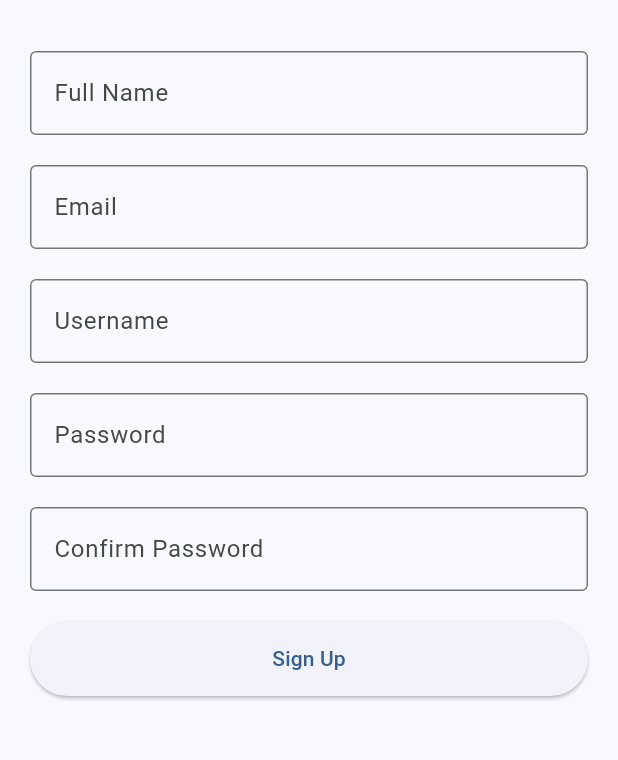
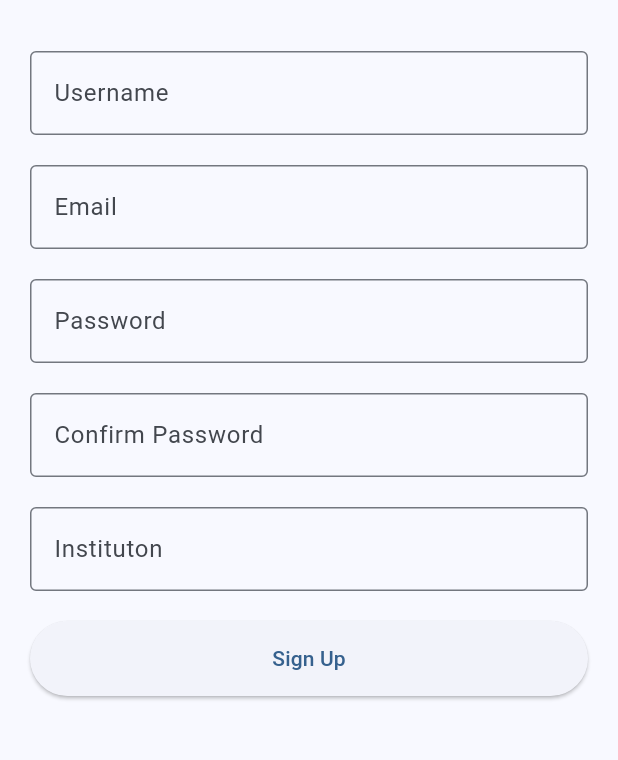
Before and after one commit to LamYiYong/MentorHub, a Flutter app: the SignUpTutorPage screen opened directly, on a phone screen of 412 x 824 dp, the part 63-823 px from its top. Run offline on Flutter 3.47's test engine with Material 3 defaults, Android fonts, the phone set to English and light mode, and no system bars; our stand-ins replace firebase_auth, firebase_core; accounts and stored records are empty; network calls fail.

Commit message:
bug fixed

```diff
--- a/lib/role.dart
+++ b/lib/role.dart
@@ -43,7 +43,7 @@ class RolePage extends StatelessWidget {
                       ),
                     );
                   },
-                  child: const Text("Sign Up"),
+                  child: const Text("Tutor"),
                 ),
               ),
             ],
--- a/lib/signup_tutor.dart
+++ b/lib/signup_tutor.dart
@@ -13,10 +13,10 @@ class SignUpTutorPage extends StatelessWidget {
           child: Column(
             mainAxisAlignment: MainAxisAlignment.center,
             children: [
-              // Full Name
+              // Username
               const TextField(
                 decoration: InputDecoration(
-                  labelText: "Full Name",
+                  labelText: "Username",
                   border: OutlineInputBorder(),
                 ),
               ),
@@ -26,15 +26,6 @@ class SignUpTutorPage extends StatelessWidget {
               const TextField(
                 decoration: InputDecoration(
                   labelText: "Email",
-                  border: OutlineInputBorder(),
-                ),
-              ),
-              const SizedBox(height: 20),
-
-              // Username
-              const TextField(
-                decoration: InputDecoration(
-                  labelText: "Username",
                   border: OutlineInputBorder(),
                 ),
               ),
@@ -60,6 +51,14 @@ class SignUpTutorPage extends StatelessWidget {
               ),
               const SizedBox(height: 20),
 
+              const TextField(
+                decoration: InputDecoration(
+                  labelText: "Instituton",
+                  border: OutlineInputBorder(),
+                ),
+              ),
+              const SizedBox(height: 20),
+
               // Sign Up button
               SizedBox(
                 width: double.infinity,
```
Also changed, not shown: lib/signup_student.dart (+3 -13 lines).
